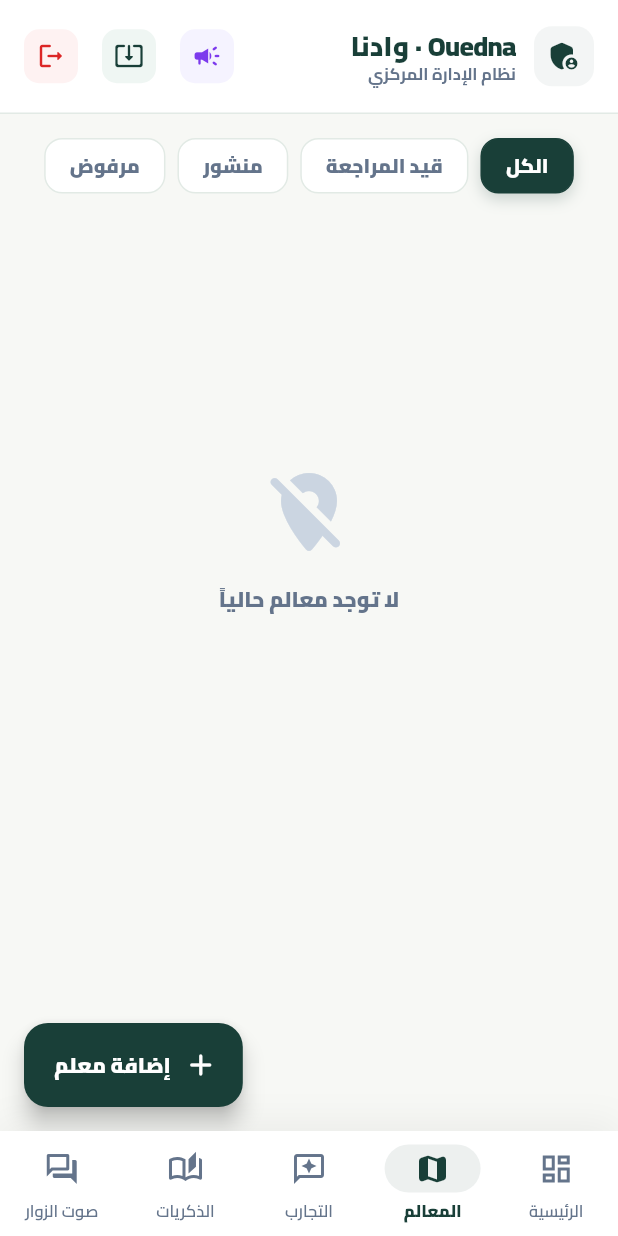
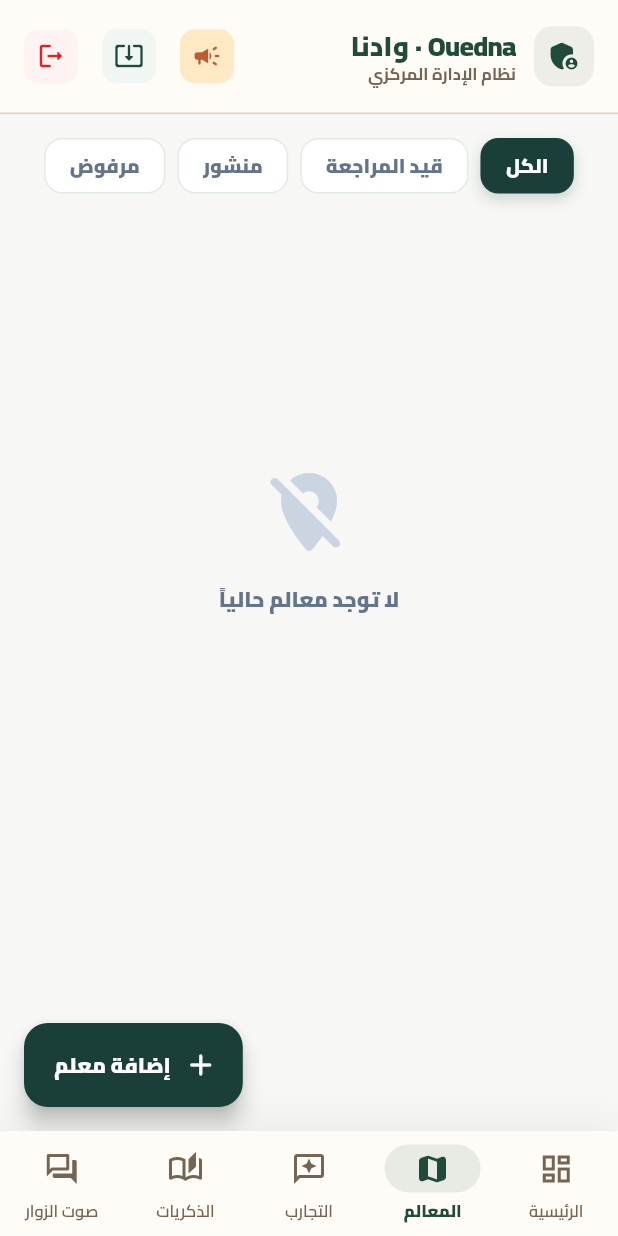
Before and after one commit to nadjimyahiaoui1992-lab/ouedna-admin, a Flutter app: the screen it shows once a user with an empty profile is signed in, after a tap on an icon or button, on a phone screen of 412 x 824 dp. Run offline on Flutter 3.47's test engine with Material 3 defaults, Android fonts, the phone set to English and light mode, and no system bars; our stand-ins replace flutter_map, image_picker, latlong2, package_info_plus, supabase_flutter; accounts and stored records are empty; network calls fail.

Commit message:
design: adopt dunes and oasis admin palette

```diff
--- a/lib/app/ouedna_admin_app.dart
+++ b/lib/app/ouedna_admin_app.dart
@@ -5,6 +5,7 @@ import 'package:supabase_flutter/supabase_flutter.dart';
 import '../features/auth/presentation/admin_login_page.dart';
 import '../features/dashboard/presentation/admin_dashboard_page.dart';
 
+/// Système visuel « Dunes et Oasis » pour l’administration : sable, argile et palmeraie.
 class OuednaAdminApp extends StatelessWidget {
   const OuednaAdminApp({super.key});
 
@@ -25,16 +26,21 @@ class OuednaAdminApp extends StatelessWidget {
         fontFamily: 'Cairo',
         colorScheme: ColorScheme.fromSeed(
           brightness: Brightness.light,
-          seedColor: const Color(0xFF193F38),
-          primary: const Color(0xFF193F38),
+          seedColor: const Color(0xFF214A3B),
+          primary: const Color(0xFF214A3B),
           onPrimary: Colors.white,
-          secondary: const Color(0xFFD9A441),
-          surface: const Color(0xFFFFFBF5),
-          surfaceContainerHighest: const Color(0xFFF1F5F3),
+          secondary: const Color(0xFFD58B2D),
+          onSecondary: const Color(0xFF30241B),
+          tertiary: const Color(0xFFB85E32),
+          onTertiary: Colors.white,
+          surface: const Color(0xFFFFF7EA),
+          onSurface: const Color(0xFF30241B),
+          surfaceContainerHighest: const Color(0xFFF4E8D5),
+          outline: const Color(0xFFE5D2B4),
         ),
-        scaffoldBackgroundColor: const Color(0xFFF7F8F5),
+        scaffoldBackgroundColor: const Color(0xFFFFF7EA),
         appBarTheme: const AppBarTheme(
-          backgroundColor: Color(0xFF193F38),
+          backgroundColor: Color(0xFF214A3B),
           foregroundColor: Colors.white,
           elevation: 0,
           centerTitle: false,
@@ -42,16 +48,16 @@ class OuednaAdminApp extends StatelessWidget {
         cardTheme: CardTheme(
           elevation: 0,
           margin: EdgeInsets.zero,
-          color: Colors.white,
+          color: const Color(0xFFFFFCF7),
           shape: RoundedRectangleBorder(
             borderRadius: BorderRadius.circular(20),
-            side: const BorderSide(color: Color(0xFFE2EAE5)),
+            side: const BorderSide(color: Color(0xFFE5D2B4)),
           ),
         ),
         navigationBarTheme: NavigationBarThemeData(
           height: 76,
           backgroundColor: Colors.white,
-          indicatorColor: const Color(0x22193F38),
+          indicatorColor: const Color(0x33214A3B),
           labelTextStyle: WidgetStateProperty.resolveWith(
             (states) => TextStyle(
               fontSize: 11,
@@ -59,14 +65,14 @@ class OuednaAdminApp extends StatelessWidget {
                   ? FontWeight.w900
                   : FontWeight.w600,
               color: states.contains(WidgetState.selected)
-                  ? const Color(0xFF193F38)
-                  : const Color(0xFF64748B),
+                  ? const Color(0xFF214A3B)
+                  : const Color(0xFF756452),
             ),
           ),
         ),
         filledButtonTheme: FilledButtonThemeData(
           style: FilledButton.styleFrom(
-            backgroundColor: const Color(0xFF193F38),
+            backgroundColor: const Color(0xFF214A3B),
             foregroundColor: Colors.white,
             padding: const EdgeInsets.symmetric(horizontal: 16, vertical: 13),
             shape:
--- a/lib/features/auth/presentation/admin_login_page.dart
+++ b/lib/features/auth/presentation/admin_login_page.dart
@@ -62,7 +62,7 @@ class _AdminLoginPageState extends State<AdminLoginPage> {
     return Directionality(
       textDirection: TextDirection.rtl,
       child: Scaffold(
-        backgroundColor: const Color(0xFFF7F8F5),
+        backgroundColor: const Color(0xFFFFF7EA),
         body: Stack(
           children: [
             // Decorative background elements
@@ -73,7 +73,7 @@ class _AdminLoginPageState extends State<AdminLoginPage> {
                 width: 300,
                 height: 300,
                 decoration: BoxDecoration(
-                  color: const Color(0xFF193F38).withOpacity(0.05),
+                  color: const Color(0xFFD58B2D).withOpacity(0.10),
                   shape: BoxShape.circle,
                 ),
               ),
@@ -95,14 +95,14 @@ class _AdminLoginPageState extends State<AdminLoginPage> {
                           borderRadius: BorderRadius.circular(28),
                           boxShadow: [
                             BoxShadow(
-                              color: const Color(0xFF193F38).withOpacity(0.08),
+                              color: const Color(0xFF30241B).withOpacity(0.10),
                               blurRadius: 20,
                               offset: const Offset(0, 10),
                             ),
                           ],
                         ),
                         child: const Icon(Icons.admin_panel_settings_rounded,
-                            size: 60, color: Color(0xFF193F38)),
+                            size: 60, color: Color(0xFF214A3B)),
                       ),
                       const SizedBox(height: 28),
                       const Text(
@@ -110,7 +110,7 @@ class _AdminLoginPageState extends State<AdminLoginPage> {
                         style: TextStyle(
                           fontSize: 28,
                           fontWeight: FontWeight.w900,
-                          color: Color(0xFF193F38),
+                          color: Color(0xFF214A3B),
                           letterSpacing: -0.5,
                         ),
                       ),
@@ -119,7 +119,7 @@ class _AdminLoginPageState extends State<AdminLoginPage> {
                         'لوحة التحكم المركزية • إدارة الوجهات والمجتمع',
                         textAlign: TextAlign.center,
                         style: TextStyle(
-                          color: Color(0xFF64748B),
+                          color: Color(0xFF756452),
                           fontSize: 14,
                           fontWeight: FontWeight.w600,
                         ),
@@ -132,7 +132,7 @@ class _AdminLoginPageState extends State<AdminLoginPage> {
                         decoration: BoxDecoration(
                           color: Colors.white,
                           borderRadius: BorderRadius.circular(24),
-                          border: Border.all(color: const Color(0xFFE2EAE5)),
+                          border: Border.all(color: const Color(0xFFE5D2B4)),
                           boxShadow: [
                             BoxShadow(
                               color: Colors.black.withOpacity(0.02),
@@ -177,7 +177,7 @@ class _AdminLoginPageState extends State<AdminLoginPage> {
                               style: TextStyle(
                                 fontWeight: FontWeight.w900,
                                 fontSize: 14,
-                                color: Color(0xFF193F38),
+                                color: Color(0xFF214A3B),
                               ),
                             ),
                             const SizedBox(height: 8),
@@ -188,7 +188,7 @@ class _AdminLoginPageState extends State<AdminLoginPage> {
                                 prefixIcon:
                                     const Icon(Icons.alternate_email_rounded),
                                 filled: true,
-                                fillColor: const Color(0xFFF8FAFC),
+                                fillColor: const Color(0xFFFFF4E2),
                                 border: OutlineInputBorder(
                                   borderRadius: BorderRadius.circular(14),
                                   borderSide: BorderSide.none,
@@ -202,7 +202,7 @@ class _AdminLoginPageState extends State<AdminLoginPage> {
                               style: TextStyle(
                                 fontWeight: FontWeight.w900,
                                 fontSize: 14,
-                                color: Color(0xFF193F38),
+                                color: Color(0xFF214A3B),
                               ),
                             ),
                             const SizedBox(height: 8),
@@ -213,7 +213,7 @@ class _AdminLoginPageState extends State<AdminLoginPage> {
                                 prefixIcon:
                                     const Icon(Icons.lock_outline_rounded),
                                 filled: true,
-                                fillColor: const Color(0xFFF8FAFC),
+                                fillColor: const Color(0xFFFFF4E2),
                                 border: OutlineInputBorder(
                                   borderRadius: BorderRadius.circular(14),
                                   borderSide: BorderSide.none,
@@ -227,7 +227,7 @@ class _AdminLoginPageState extends State<AdminLoginPage> {
                               height: 56,
                               child: FilledButton(
                                 style: FilledButton.styleFrom(
-                                  backgroundColor: const Color(0xFF193F38),
+                                  backgroundColor: const Color(0xFF214A3B),
                                   shape: RoundedRectangleBorder(
                                     borderRadius: BorderRadius.circular(16),
                                   ),
@@ -261,7 +261,7 @@ class _AdminLoginPageState extends State<AdminLoginPage> {
                             ? 'Ouedna Ecosystem'
                             : 'Ouedna Ecosystem • v$_displayVersion',
                         style: const TextStyle(
-                          color: Color(0xFF94A3B8),
+                          color: Color(0xFF9B8066),
                           fontSize: 12,
                           fontWeight: FontWeight.w600,
                         ),
--- a/lib/features/dashboard/presentation/admin_dashboard_page.dart
+++ b/lib/features/dashboard/presentation/admin_dashboard_page.dart
@@ -37,10 +37,10 @@ class _AdminDashboardPageState extends State<AdminDashboardPage> {
     return Directionality(
       textDirection: TextDirection.rtl,
       child: Scaffold(
-        backgroundColor: const Color(0xFFF7F8F5),
+        backgroundColor: const Color(0xFFFFF7EA),
         appBar: AppBar(
-          backgroundColor: Colors.white,
-          foregroundColor: const Color(0xFF193F38),
+          backgroundColor: const Color(0xFFFFFCF7),
+          foregroundColor: const Color(0xFF214A3B),
           elevation: 0,
           toolbarHeight: 75,
           title: Row(
@@ -48,11 +48,11 @@ class _AdminDashboardPageState extends State<AdminDashboardPage> {
               Container(
                 padding: const EdgeInsets.all(8),
                 decoration: BoxDecoration(
-                  color: const Color(0xFF193F38).withOpacity(0.05),
+                  color: const Color(0xFF214A3B).withOpacity(0.08),
                   borderRadius: BorderRadius.circular(12),
                 ),
                 child: const Icon(Icons.admin_panel_settings_rounded,
-                    color: Color(0xFF193F38)),
+                    color: Color(0xFF214A3B)),
               ),
               const SizedBox(width: 12),
               const Column(
@@ -70,7 +70,7 @@ class _AdminDashboardPageState extends State<AdminDashboardPage> {
                     style: TextStyle(
                         fontSize: 11,
                         fontWeight: FontWeight.w700,
-                        color: Color(0xFF64748B)),
+                        color: Color(0xFF756452)),
                   ),
                 ],
               ),
@@ -93,11 +93,11 @@ class _AdminDashboardPageState extends State<AdminDashboardPage> {
               icon: Container(
                 padding: const EdgeInsets.all(8),
                 decoration: BoxDecoration(
-                  color: const Color(0xFFF5F3FF),
+                  color: const Color(0xFFFFE9C5),
                   borderRadius: BorderRadius.circular(10),
                 ),
                 child: const Icon(Icons.campaign_rounded,
-                    color: Color(0xFF7C3AED), size: 20),
+                    color: Color(0xFFB85E32), size: 20),
               ),
             ),
             IconButton(
@@ -113,7 +113,7 @@ class _AdminDashboardPageState extends State<AdminDashboardPage> {
                   borderRadius: BorderRadius.circular(10),
                 ),
                 child: const Icon(Icons.system_update_alt_rounded,
-                    color: Color(0xFF193F38), size: 20),
+                    color: Color(0xFF214A3B), size: 20),
               ),
             ),
             IconButton(
@@ -134,7 +134,7 @@ class _AdminDashboardPageState extends State<AdminDashboardPage> {
           ],
           bottom: PreferredSize(
             preferredSize: const Size.fromHeight(1),
-            child: Container(color: const Color(0xFFE2EAE5), height: 1),
+            child: Container(color: const Color(0xFFE5D2B4), height: 1),
           ),
         ),
         body: IndexedStack(index: _currentIndex, children: _tabs),
@@ -150,8 +150,8 @@ class _AdminDashboardPageState extends State<AdminDashboardPage> {
           child: NavigationBar(
             selectedIndex: _currentIndex,
             onDestinationSelected: _selectTab,
-            backgroundColor: Colors.white,
-            indicatorColor: const Color(0xFF193F38).withOpacity(0.08),
+            backgroundColor: const Color(0xFFFFFCF7),
+            indicatorColor: const Color(0xFF214A3B).withOpacity(0.10),
             labelBehavior: NavigationDestinationLabelBehavior.alwaysShow,
             height: 70,
             destinations: [
@@ -175,8 +175,8 @@ class _AdminDashboardPageState extends State<AdminDashboardPage> {
   NavigationDestination _buildNavDestination(
       IconData icon, IconData selectedIcon, String label) {
     return NavigationDestination(
-      icon: Icon(icon, color: const Color(0xFF64748B)),
-      selectedIcon: Icon(selectedIcon, color: const Color(0xFF193F38)),
+      icon: Icon(icon, color: const Color(0xFF756452)),
+      selectedIcon: Icon(selectedIcon, color: const Color(0xFF214A3B)),
       label: label,
     );
   }
--- a/pubspec.yaml
+++ b/pubspec.yaml
@@ -2,7 +2,7 @@ name: ouedna_admin
 description: "لوحة التحكم الرسمية لمنظومة وادنا لإدارة المعالم ومحتوى المجتمع."
 publish_to: 'none'
 
-version: 2.0.0+19
+version: 2.0.1+20
 
 environment:
   sdk: ">=3.5.0 <4.0.0"
```
